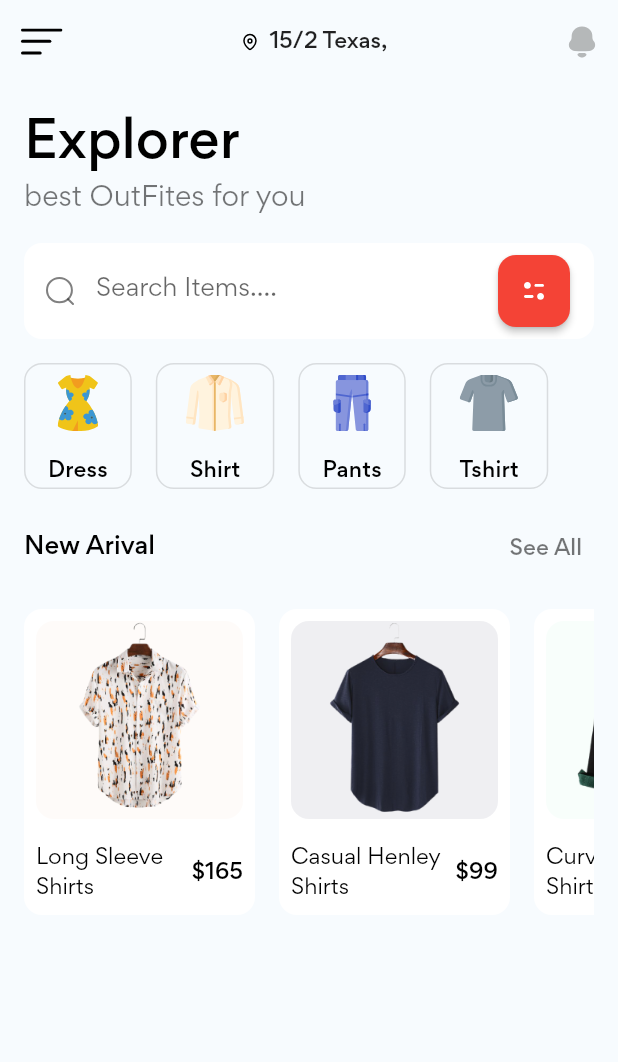
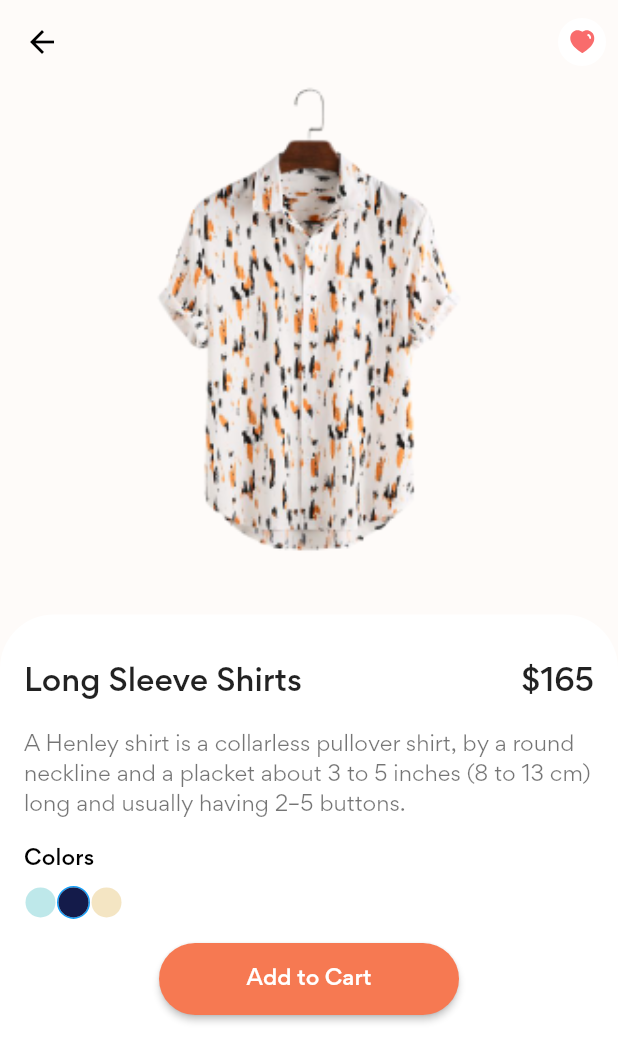
Before and after one commit to khuram2025/core, a Flutter app: the screen it shows after launch, after a tap on "Long Sleeve Shirts", on a phone screen of 412 x 824 dp. Shown: the top 1062 px of the screen. Run offline on Flutter 3.47's test engine with Material 2 defaults, Android fonts, the phone set to English and light mode, and no system bars; our stand-ins replace fl_chart, flutter_svg, get.

Commit message:
Mobile Shop Done

```diff
--- a/lib/main.dart
+++ b/lib/main.dart
@@ -2,7 +2,9 @@ import 'package:core/dashboard/controllers/controller.dart';
 import 'package:core/dashboard/screens/dashboard.dart';
 import 'package:core/getX/detail/view/detail.dart';
 import 'package:core/getX/home/view/home.dart';
+import 'package:core/mobile_shop/components/detail_screen.dart';
 import 'package:core/mobile_shop/mobile_home.dart';
+import 'package:core/mobile_shop/models/Product.dart';
 import 'package:core/responsive_email/ehome_screen.dart';
 import 'package:flutter/material.dart';
 import 'package:get/get.dart';
--- a/lib/mobile_shop/components/PopularProducts.dart
+++ b/lib/mobile_shop/components/PopularProducts.dart
@@ -1,3 +1,7 @@
+import 'package:core/mobile_shop/components/product_card.dart';
+import 'package:core/mobile_shop/components/section_title.dart';
+import 'package:core/mobile_shop/models/Product.dart';
+import 'package:core/responsive_email/constanats.dart';
 import 'package:flutter/material.dart';
 
 class PopularProducts extends StatelessWidget {
@@ -5,6 +9,28 @@ class PopularProducts extends StatelessWidget {
 
   @override
   Widget build(BuildContext context) {
-    return Container();
+    return Column(
+      children: [
+        Padding(
+          padding: const EdgeInsets.symmetric(vertical: defaultPadding),
+          child: SectionTitle(title: "Popular", pressSeeAll: (){}),
+        ),
+        SingleChildScrollView(
+          physics: BouncingScrollPhysics(
+            parent: AlwaysScrollableScrollPhysics()
+          ),
+          scrollDirection: Axis.horizontal,
+          child: Row(
+            children: List.generate(demo_product.length,
+                    (index) => ProductCard(
+                    image: demo_product[index].image,
+                    title: demo_product[index].title,
+                    press: (){},
+                    price: demo_product[index].price,
+                    bgColor: demo_product[index].bgColor)),
+          ),
+        )
+      ],
+    );
   }
 }
--- /dev/null
+++ b/lib/mobile_shop/components/color_dot.dart
@@ -0,0 +1,23 @@
+import 'package:core/dashboard/constants/constants.dart';
+import 'package:flutter/material.dart';
+
+class ColorDot extends StatelessWidget {
+  const ColorDot({Key? key,
+    required this.color,
+    required this.isActive}) : super(key: key);
+  final Color color;
+  final bool isActive;
+  @override
+  Widget build(BuildContext context) {
+    return Container(
+      decoration: BoxDecoration(
+        border:Border.all(color: isActive ? primaryColor :Colors.transparent),
+        shape: BoxShape.circle,
+      ),
+      child: CircleAvatar(
+        radius: 10,
+        backgroundColor: color,
+      ),
+    );
+  }
+}
--- /dev/null
+++ b/lib/mobile_shop/components/detail_screen.dart
@@ -0,0 +1,108 @@
+import 'package:core/responsive_email/constanats.dart';
+import 'package:flutter/material.dart';
+import 'package:flutter_svg/flutter_svg.dart';
+
+import '../models/Product.dart';
+import 'color_dot.dart';
+
+
+class MobileShopDetailScreen extends StatelessWidget {
+  const MobileShopDetailScreen({Key? key, required this.product}) : super(key: key);
+
+  final Product product;
+
+  @override
+  Widget build(BuildContext context) {
+    return Scaffold(
+      backgroundColor: product.bgColor,
+
+      appBar: AppBar(
+        leading: BackButton(color: Colors.black,),
+        actions: [
+          IconButton(onPressed: (){}, icon: CircleAvatar(
+            backgroundColor: Colors.white,
+            child: SvgPicture.asset("assets/icons/Heart.svg", height: 20,),
+          ))
+        ],
+      ),
+      body: Column(
+        children: [
+          Image.asset(product.image,
+            height: MediaQuery.of(context).size.height*0.4, fit: BoxFit.cover,),
+          SizedBox(height: defaultPadding * 1.5,),
+          Expanded(child: Container(
+            padding: EdgeInsets.fromLTRB(defaultPadding, defaultPadding*2, defaultPadding, defaultPadding),
+
+            decoration: BoxDecoration(
+              color: Colors.white,
+              borderRadius: BorderRadius.only(
+                topLeft: Radius.circular(defaultBorderRadius*3),
+                topRight: Radius.circular(defaultBorderRadius*3)
+
+              )
+            ),
+            child: Column(
+              crossAxisAlignment: CrossAxisAlignment.start,
+              children: [
+                Row(
+                  children: [
+                    Expanded(child: Text(
+                      product.title,
+                      style: Theme.of(context).textTheme.headline6,
+                    )),
+                    SizedBox(width: defaultPadding,),
+                    Text("\$" + product.price.toString(),
+                      style: Theme.of(context).textTheme.headline6,),
+
+                  ],
+                ),
+                Padding(
+                  padding: const EdgeInsets.symmetric(vertical: defaultPadding),
+                  child: Text("A Henley shirt is a collarless pullover shirt, "
+                      "by a round neckline and a placket about 3 to 5 inches"
+                      " (8 to 13 cm) long and usually having 2–5 buttons."),
+                ),
+                Text("Colors", style: Theme.of(context).textTheme.subtitle2,),
+                SizedBox(height: defaultPadding / 2),
+                Row(
+                  children: [
+                    ColorDot(
+                      color: Color(0xFFBEE8EA),
+                      isActive: false,
+                  ),
+                    ColorDot(
+                      color: Color(0xFF141B4A),
+                      isActive: true,
+                    ),
+                    ColorDot(
+                      color: Color(0xFFF4E5C3),
+                      isActive: false,
+                    ),
+                  ],
+                ),
+                SizedBox(
+                  height: defaultPadding,
+                ),
+                Center(
+                  child: SizedBox(
+                    height: 48,
+                    width: 200,
+                    child: ElevatedButton(
+                      onPressed: (){},
+                      style: ElevatedButton.styleFrom(
+                        primary: primaryColor,
+                        shape: StadiumBorder()
+                      ),
+                      child: Text("Add to Cart"),
+                    ),
+                  ),
+                )
+
+              ],
+            ),
+          ))
+        ],
+      ),
+    );
+  }
+}
--- a/lib/mobile_shop/components/new_arrival_products.dart
+++ b/lib/mobile_shop/components/new_arrival_products.dart
@@ -1,3 +1,4 @@
+import 'package:core/mobile_shop/components/detail_screen.dart';
 import 'package:core/mobile_shop/components/product_card.dart';
 import 'package:core/mobile_shop/components/section_title.dart';
 import 'package:core/mobile_shop/models/Product.dart';
@@ -33,7 +34,11 @@ class NewArivalProducts extends StatelessWidget {
                         title: demo_product[index].title,
                         image: demo_product[index].image,
                         price: demo_product[index].price,
-                        press: (){},
+                        press: (){
+                          Navigator.push(context, MaterialPageRoute
+                            (builder: (context) => MobileShopDetailScreen(product: demo_product[index])
+                          ));
+                        },
 
                       ),
                     )),
```
